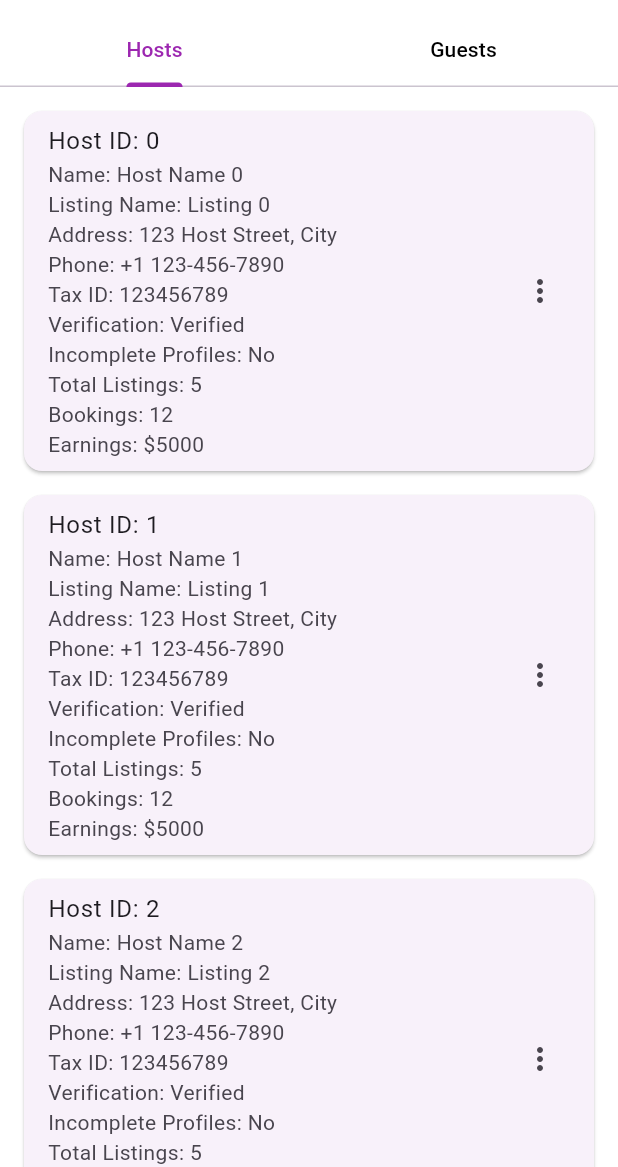
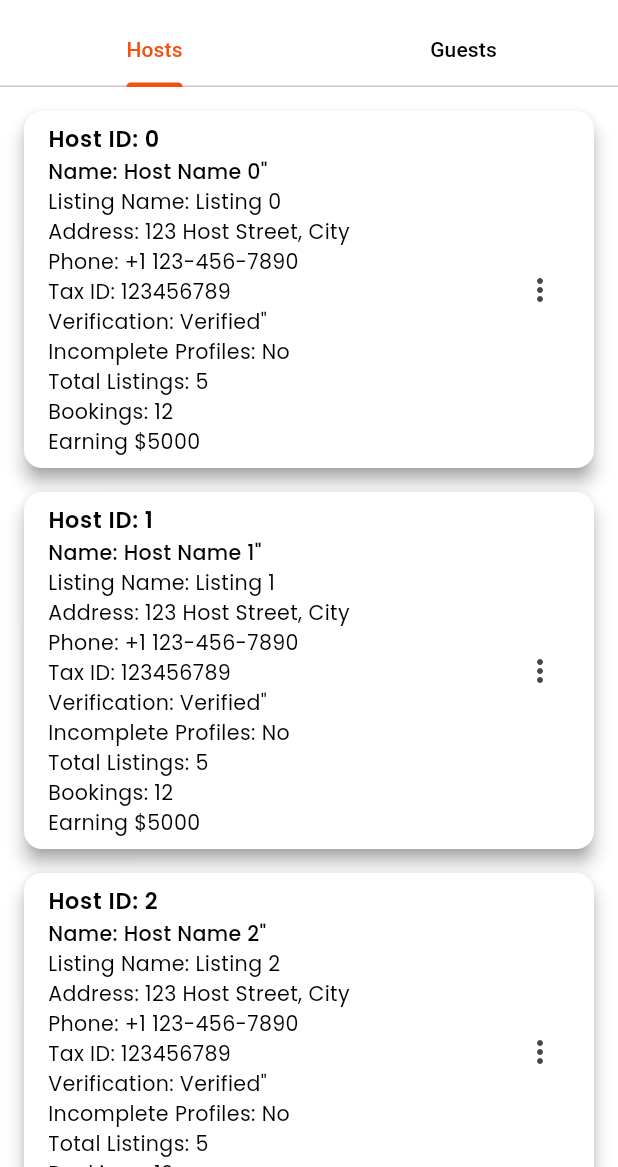
Before and after one commit to wajehafatima/air-bnb, a Flutter app: the UserManagementView screen opened directly, on a phone screen of 412 x 824 dp, the part 69-1236 px from its top. Run offline on Flutter 3.47's test engine with Material 3 defaults, Android fonts, the phone set to English and light mode, and no system bars; our stand-ins replace country_picker, fl_chart, flutter_screenutil, google_fonts, google_maps_flutter, matcher.

Commit message:
happy new year update......

```diff
--- a/lib/admin_views/admin-home-view/user-management-view/host-view/host-view.dart
+++ b/lib/admin_views/admin-home-view/user-management-view/host-view/host-view.dart
@@ -1,4 +1,7 @@
+import 'package:air_bnb/src/controller/components/primaryText.dart';
+import 'package:air_bnb/src/controller/constants/colors/appColors.dart';
 import 'package:flutter/material.dart';
+import 'package:flutter_screenutil/flutter_screenutil.dart';
 
 class Hostview extends StatelessWidget {
   const Hostview({super.key});
@@ -15,23 +18,34 @@ class Hostview extends StatelessWidget {
   }
 
   Widget _hostCard(int id) {
-    return Card(
+    return Card(color: appColors.whiteBG,shadowColor: appColors.grey,elevation: 5,
       margin: const EdgeInsets.only(bottom: 16.0),
       child: ListTile(
-        title: Text("Host ID: $id"),
+        title: Primarytext(text: 'Host ID: $id', fontSize:13.sp, fontWeight: FontWeight.w600,
+            textColor: appColors.blacktext),
         subtitle: Column(
           crossAxisAlignment: CrossAxisAlignment.start,
           children: [
-            Text("Name: Host Name $id"),
-            Text("Listing Name: Listing $id"),
-            Text("Address: 123 Host Street, City"),
-            Text("Phone: +1 123-456-7890"),
-            Text("Tax ID: 123456789"),
-            Text("Verification: Verified"),
-            Text("Incomplete Profiles: No"),
-            Text("Total Listings: 5"),
-            Text("Bookings: 12"),
-            Text("Earnings: \$5000"),
+            Primarytext(text: 'Name: Host Name $id"', fontSize: 12.sp, fontWeight: FontWeight.w500,
+                textColor: appColors.blacktext),
+            Primarytext(text: 'Listing Name: Listing $id', fontSize: 12.sp, fontWeight: FontWeight.w400,
+                textColor: appColors.blacktext),
+           Primarytext(text: 'Address: 123 Host Street, City', fontSize: 12.sp, fontWeight: FontWeight.w400,
+               textColor: appColors.blacktext),
+           Primarytext(text: 'Phone: +1 123-456-7890', fontSize: 12.sp, fontWeight: FontWeight.w400,
+               textColor: appColors.blacktext),
+            Primarytext(text: 'Tax ID: 123456789', fontSize: 12.sp, fontWeight: FontWeight.w400,
+                textColor: appColors.blacktext),
+            Primarytext(text: 'Verification: Verified"', fontSize: 12.sp, fontWeight: FontWeight.w400,
+                textColor: appColors.blacktext,),
+            Primarytext(text: 'Incomplete Profiles: No', fontSize: 12.sp, fontWeight: FontWeight.w400,
+                textColor: appColors.blacktext),
+            Primarytext(text: 'Total Listings: 5', fontSize: 12.sp, fontWeight: FontWeight.w400,
+                textColor: appColors.blacktext),
+            Primarytext(text: 'Bookings: 12', fontSize:12.sp, fontWeight:FontWeight.w400,
+                textColor: appColors.blacktext),
+            Primarytext(text: 'Earning \$5000', fontSize: 12.sp, fontWeight: FontWeight.w400,
+                textColor: appColors.blacktext)
           ],
         ),
         trailing: Icon(Icons.more_vert),
--- a/lib/admin_views/admin-home-view/user-management-view/user-management-view.dart
+++ b/lib/admin_views/admin-home-view/user-management-view/user-management-view.dart
@@ -7,10 +7,7 @@ import 'package:flutter/material.dart';
 import 'package:flutter_screenutil/flutter_screenutil.dart';
 
 // Assuming AppColors is defined somewhere in your project
-class AppColors {
-  static const Color blackText = Colors.black;
-  static const Color secondary = Colors.purple; // Replace with your secondary color
-}
+
 
 class UserManagementView extends StatefulWidget {
   const UserManagementView({super.key});
@@ -42,13 +39,13 @@ class _UserManagementViewState extends State<UserManagementView> with SingleTick
           text: 'User Management',
           fontSize: 25.sp,
           fontWeight: FontWeight.w500,
-          textColor: AppColors.blackText,
+          textColor: appColors.blacktext,
         ),
         bottom: TabBar(
           controller: _tabController,
-          labelColor: AppColors.secondary,
-          unselectedLabelColor: AppColors.blackText,
-          indicatorColor: AppColors.secondary,
+          labelColor: appColors.secondary,
+          unselectedLabelColor: appColors.blacktext,
+          indicatorColor: appColors.secondary,
           tabs: const [
             Tab(text: 'Hosts'),
             Tab(text: 'Guests'),
--- a/lib/main.dart
+++ b/lib/main.dart
@@ -1,4 +1,5 @@
 import 'package:air_bnb/admin_views/admin-home-view/admin_home_view.dart';
+import 'package:air_bnb/admin_views/admin-home-view/manageent-views/managementView.dart';
 import 'package:air_bnb/src/view/auth_view/signupView/signupView.dart';
 import 'package:air_bnb/src/view/homeview/explore-view/HomeView.dart';
 import 'package:air_bnb/src/view/homeview/navbar-home.dart';
@@ -60,8 +61,8 @@ class MyApp extends StatelessWidget {
               colorScheme: ColorScheme.fromSeed(seedColor: Colors.deepPurple),
               useMaterial3: true,
             ),
-            home: AdminHomeView()
-
+            home: //AdminHomeView()
+UserManagementView()
                 //Editprofileview()
 
             //Licensview()
```
Also changed, not shown: lib/admin_views/admin-home-view/user-management-view/guests-view/guest-view.dart (+16 -7 lines).
